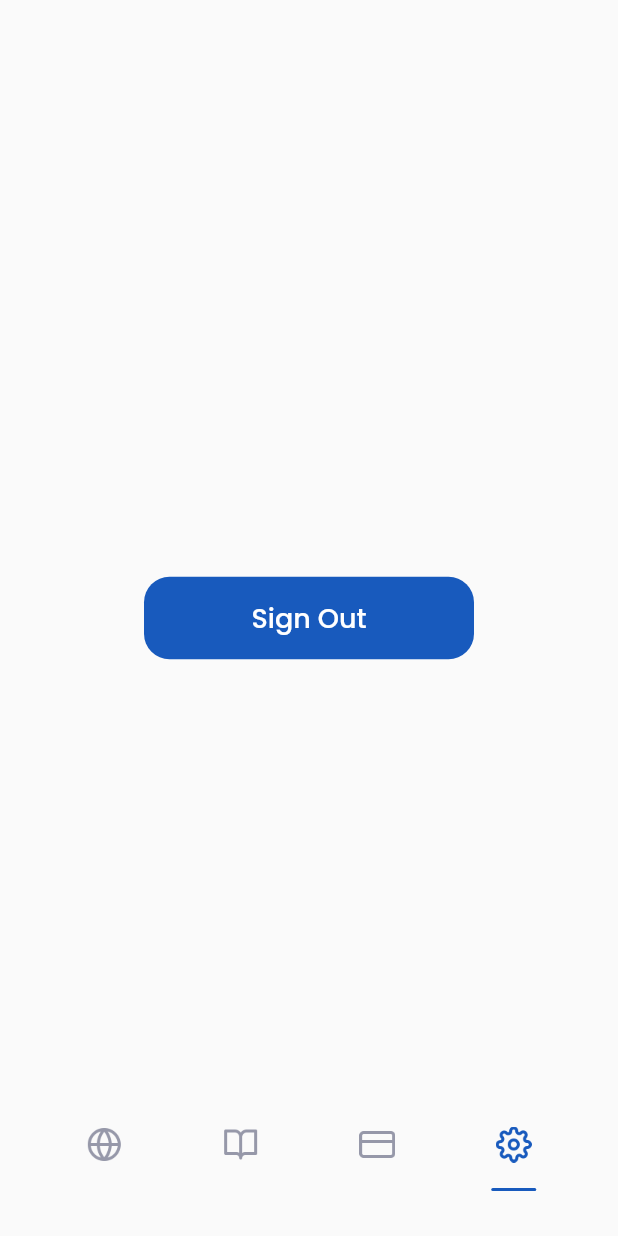
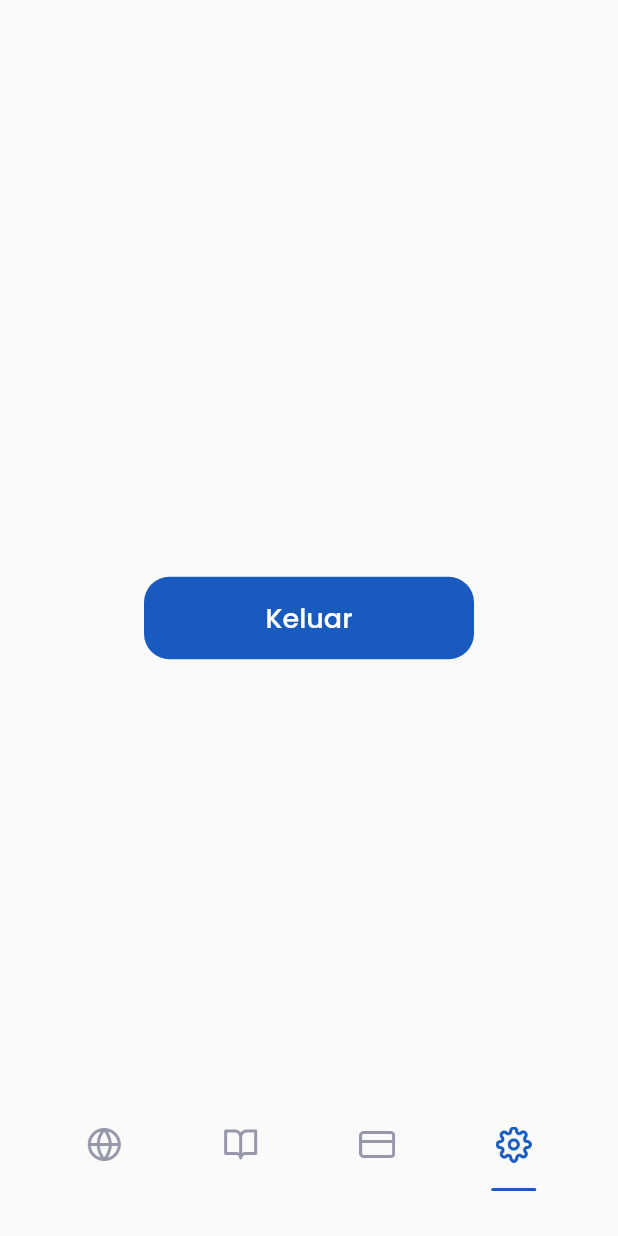
Before and after one commit to shintanr/ppb, a Flutter app: the MainPage screen opened by its route, item 4 of the bottom bar chosen, on a phone screen of 412 x 824 dp. Run offline on Flutter 3.47's test engine with Material 2 defaults, Android fonts, the phone set to English and light mode, and no system bars; our stand-ins replace bloc, cloud_firestore, equatable, firebase_auth, firebase_core, flutter_bloc and 1 more; accounts and stored records are empty.

Commit message:
update setting page

```diff
--- a/lib/ui/pages/setting_page.dart
+++ b/lib/ui/pages/setting_page.dart
@@ -32,7 +32,7 @@ class SettingPage extends StatelessWidget {
         }
         return Center(
           child: CustomButton(
-            title: 'Sign Out',
+            title: 'Keluar',
             onPressed: () {
               context.read<AuthCubit>().signOut();
             },
```
